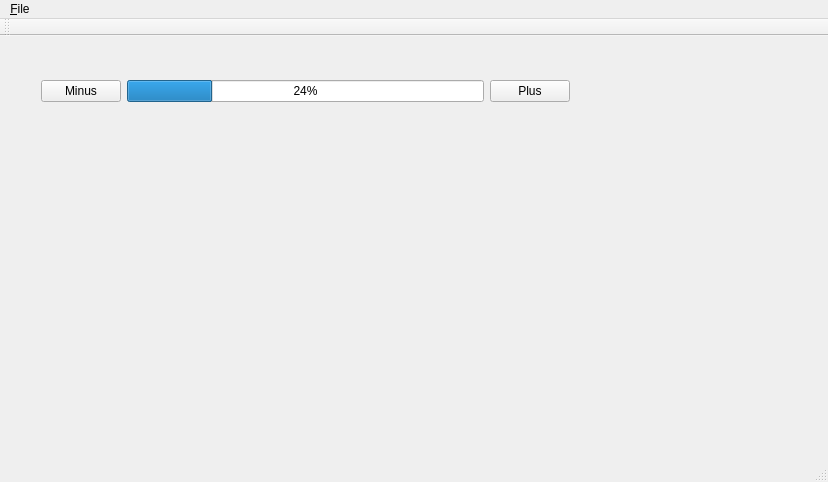
Above: Frontend/Frontend/Frontend.ui from monaygod/GrajFer before the change. Below: the same form after it.
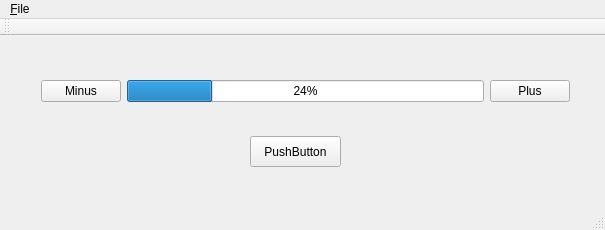
That is the form after the change.

Commit message: Dodanie przycisku push button

The edit to the form file:
```diff
--- a/Frontend/Frontend/Frontend.ui
+++ b/Frontend/Frontend/Frontend.ui
@@ -6,15 +6,15 @@
    <rect>
     <x>0</x>
     <y>0</y>
-    <width>828</width>
-    <height>482</height>
+    <width>605</width>
+    <height>230</height>
    </rect>
   </property>
   <property name="windowTitle">
    <string>Frontend</string>
   </property>
   <widget class="QWidget" name="centralWidget">
-   <widget class="QWidget" name="">
+   <widget class="QWidget" name="layoutWidget">
     <property name="geometry">
      <rect>
       <x>30</x>
@@ -47,13 +47,26 @@
      </item>
     </layout>
    </widget>
+   <widget class="QPushButton" name="pushButton">
+    <property name="geometry">
+     <rect>
+      <x>250</x>
+      <y>100</y>
+      <width>91</width>
+      <height>31</height>
+     </rect>
+    </property>
+    <property name="text">
+     <string>PushButton</string>
+    </property>
+   </widget>
   </widget>
   <widget class="QMenuBar" name="menuBar">
    <property name="geometry">
     <rect>
      <x>0</x>
      <y>0</y>
-     <width>828</width>
+     <width>605</width>
      <height>21</height>
     </rect>
    </property>
```
The commit also changes 3 other files.
